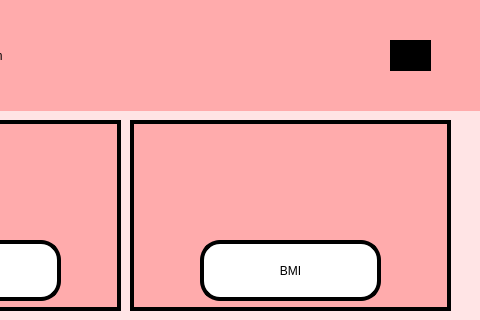
Qt form UI/PHS_homepage.ui (NaryanSambhi/CSCN72030---Sec3---Group2) before a commit; both pictures show x 240 to 720 and y 0 to 320 of the 720 by 1244 pixel window.
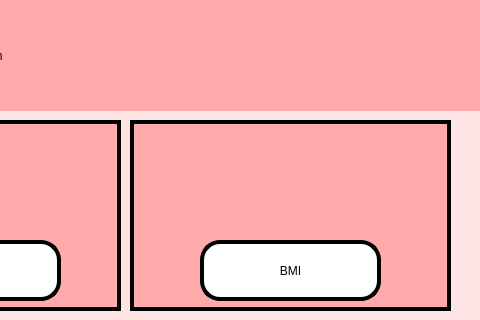
The same form after that commit. Icons and pictures are not drawn.

Diff of the .ui file:
```diff
--- a/UI/PHS_homepage.ui
+++ b/UI/PHS_homepage.ui
@@ -66,10 +66,10 @@
      <widget class="QLabel" name="Setting">
       <property name="geometry">
        <rect>
-        <x>620</x>
-        <y>30</y>
-        <width>81</width>
-        <height>71</height>
+        <x>610</x>
+        <y>20</y>
+        <width>101</width>
+        <height>91</height>
        </rect>
       </property>
       <property name="styleSheet">
@@ -90,15 +90,16 @@
      <widget class="QPushButton" name="setting">
       <property name="geometry">
        <rect>
-        <x>640</x>
-        <y>50</y>
-        <width>41</width>
-        <height>31</height>
+        <x>650</x>
+        <y>54</y>
+        <width>21</width>
+        <height>21</height>
        </rect>
       </property>
       <property name="styleSheet">
        <string notr="true">border-radius:20px;
-background-color: rgb(0, 0, 0);
+bakcground color: none
+border-radius:20px;
 
 
 </string>
```
Left out of the diff: 2 changed lines with no effect on the pictures.
